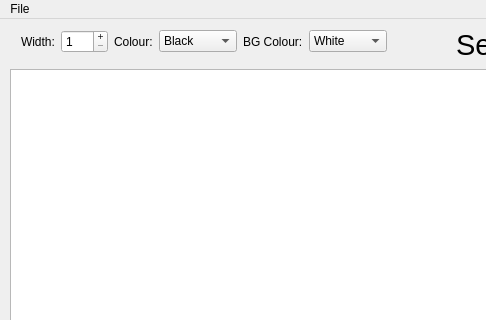
First picture: the form in window.ui, repository MattCrossley99/P20-Project, before the edit; both pictures show x 0 to 486 and y 0 to 320 of the 1060 by 580 pixel window.
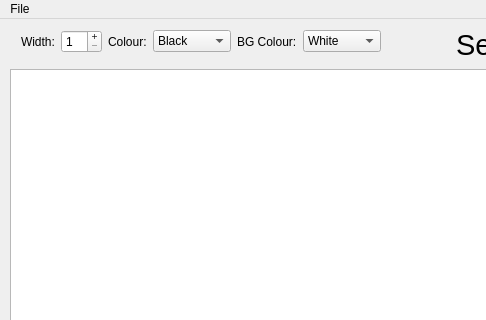
Second picture: the form after the edit.

Commit message: add gpio lib 2

```diff
--- a/window.ui
+++ b/window.ui
@@ -67,7 +67,7 @@
         <number>1</number>
        </property>
        <property name="maximum">
-        <number>100</number>
+        <number>99</number>
        </property>
       </widget>
      </item>
```
The commit also changes 1 other file.
